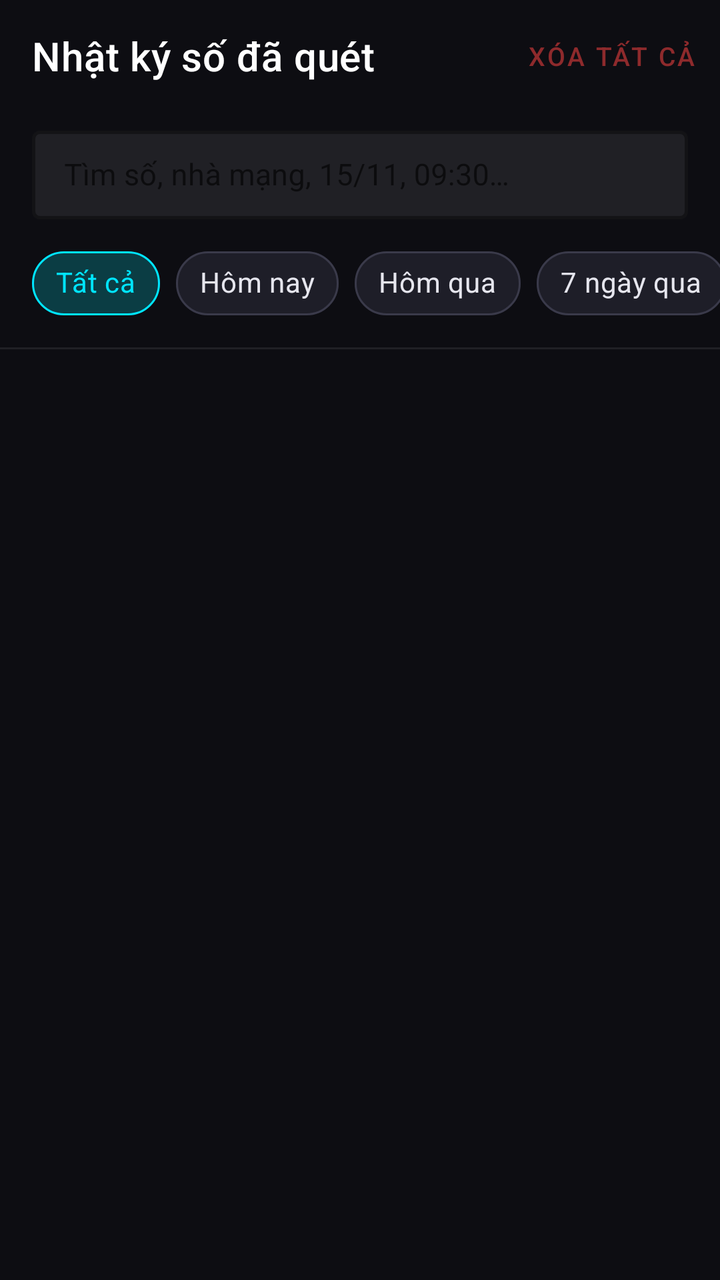
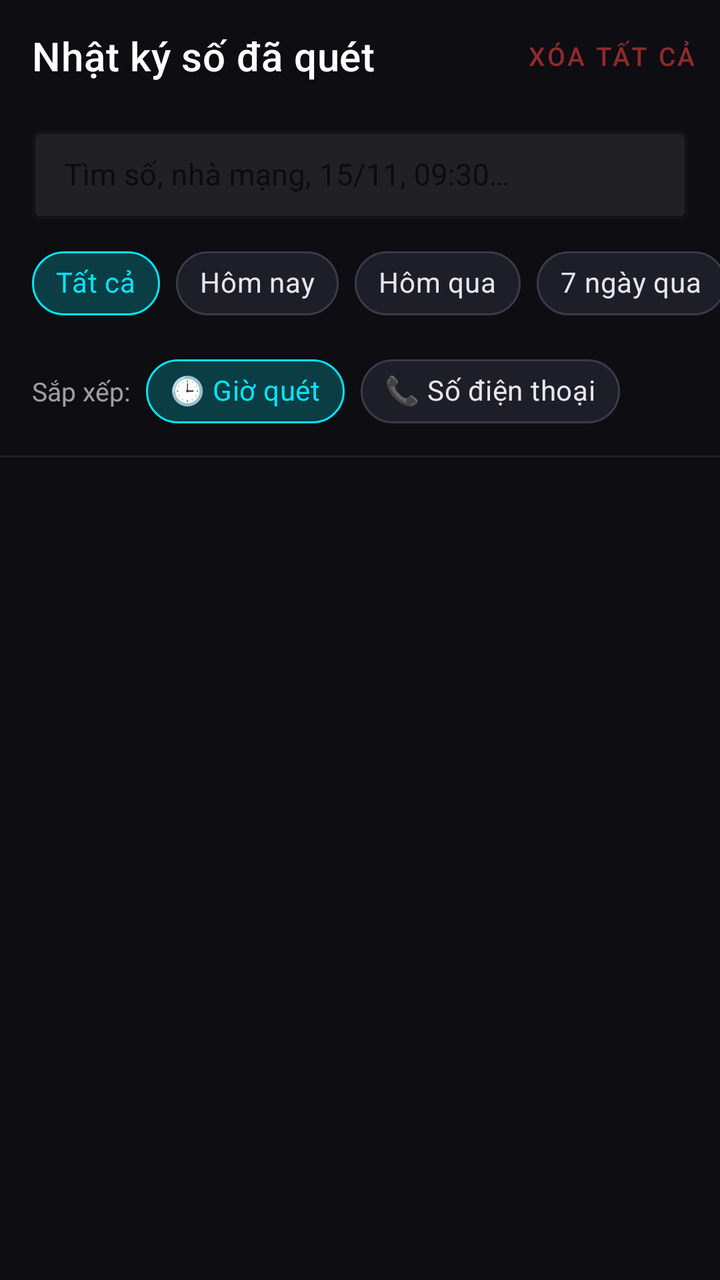

Screens rendered from an Android XML layout before and after an edit, with the pre-edit source and the edit as a unified diff.
<!-- AndroidManifest.xml: application theme Theme.PhoneScanner -->
<!-- res/layout/activity_scan_log.xml -->
<?xml version="1.0" encoding="utf-8"?>
<androidx.constraintlayout.widget.ConstraintLayout
    xmlns:android="http://schemas.android.com/apk/res/android"
    xmlns:app="http://schemas.android.com/apk/res-auto"
    android:layout_width="match_parent"
    android:layout_height="match_parent"
    android:background="#FF0D0D12">

    
    <androidx.appcompat.widget.Toolbar
        android:id="@+id/toolbar"
        android:layout_width="0dp"
        android:layout_height="?attr/actionBarSize"
        android:background="#FF0D0D12"
        android:paddingStart="4dp"
        app:title="Nhật ký số đã quét"
        app:titleTextColor="#FFFFFFFF"
        app:layout_constraintTop_toTopOf="parent"
        app:layout_constraintStart_toStartOf="parent"
        app:layout_constraintEnd_toEndOf="parent" />

    
    <com.google.android.material.button.MaterialButton
        android:id="@+id/btnClearAll"
        style="@style/Widget.MaterialComponents.Button.TextButton"
        android:layout_width="wrap_content"
        android:layout_height="wrap_content"
        android:text="Xóa tất cả"
        android:textColor="#88FF4444"
        android:textSize="13sp"
        android:layout_marginEnd="4dp"
        app:layout_constraintTop_toTopOf="@id/toolbar"
        app:layout_constraintBottom_toBottomOf="@id/toolbar"
        app:layout_constraintEnd_toEndOf="parent" />

    
    <com.google.android.material.textfield.TextInputLayout
        android:id="@+id/searchLayout"
        style="@style/Widget.MaterialComponents.TextInputLayout.OutlinedBox"
        android:layout_width="0dp"
        android:layout_height="wrap_content"
        android:layout_marginStart="16dp"
        android:layout_marginEnd="16dp"
        android:layout_marginTop="4dp"
        app:boxStrokeColor="#00E5FF"
        app:boxStrokeWidth="1.5dp"
        app:boxBackgroundColor="#14FFFFFF"
        app:hintTextColor="#8800E5FF"
        app:endIconMode="clear_text"
        app:endIconTint="#5500E5FF"
        app:layout_constraintTop_toBottomOf="@id/toolbar"
        app:layout_constraintStart_toStartOf="parent"
        app:layout_constraintEnd_toEndOf="parent">

        <com.google.android.material.textfield.TextInputEditText
            android:id="@+id/etSearch"
            android:layout_width="match_parent"
            android:layout_height="wrap_content"
            android:hint="Tìm số, nhà mạng, 15/11, 09:30…"
            android:textColor="#FFFFFFFF"
            android:textSize="15sp"
            android:inputType="text"
            android:imeOptions="actionSearch"
            android:maxLines="1"
            android:paddingTop="12dp"
            android:paddingBottom="12dp" />
    </com.google.android.material.textfield.TextInputLayout>

    
    <HorizontalScrollView
        android:id="@+id/chipScroll"
        android:layout_width="0dp"
        android:layout_height="wrap_content"
        android:layout_marginTop="8dp"
        android:paddingStart="16dp"
        android:paddingEnd="16dp"
        android:clipToPadding="false"
        android:scrollbars="none"
        android:overScrollMode="never"
        app:layout_constraintTop_toBottomOf="@id/searchLayout"
        app:layout_constraintStart_toStartOf="parent"
        app:layout_constraintEnd_toEndOf="parent">

        <com.google.android.material.chip.ChipGroup
            android:id="@+id/chipGroup"
            android:layout_width="wrap_content"
            android:layout_height="wrap_content"
            app:singleLine="true"
            app:singleSelection="true"
            app:selectionRequired="true"
            app:chipSpacingHorizontal="8dp">

            <com.google.android.material.chip.Chip
                android:id="@+id/chipAll"
                style="@style/ScanChip"
                android:layout_width="wrap_content"
                android:layout_height="wrap_content"
                android:checked="true"
                android:text="Tất cả" />

            <com.google.android.material.chip.Chip
                android:id="@+id/chipToday"
                style="@style/ScanChip"
                android:layout_width="wrap_content"
                android:layout_height="wrap_content"
                android:text="Hôm nay" />

            <com.google.android.material.chip.Chip
                android:id="@+id/chipYesterday"
                style="@style/ScanChip"
                android:layout_width="wrap_content"
                android:layout_height="wrap_content"
                android:text="Hôm qua" />

            <com.google.android.material.chip.Chip
                android:id="@+id/chipLast7"
                style="@style/ScanChip"
                android:layout_width="wrap_content"
                android:layout_height="wrap_content"
                android:text="7 ngày qua" />

            <com.google.android.material.chip.Chip
                android:id="@+id/chipLast30"
                style="@style/ScanChip"
                android:layout_width="wrap_content"
                android:layout_height="wrap_content"
                android:text="30 ngày qua" />

            <com.google.android.material.chip.Chip
                android:id="@+id/chipThisMonth"
                style="@style/ScanChip"
                android:layout_width="wrap_content"
                android:layout_height="wrap_content"
                android:text="Tháng này" />

            <com.google.android.material.chip.Chip
                android:id="@+id/chipCustom"
                style="@style/ScanChip"
                android:layout_width="wrap_content"
                android:layout_height="wrap_content"
                android:text="📅 Chọn ngày…" />
        </com.google.android.material.chip.ChipGroup>
    </HorizontalScrollView>

    
    <TextView
        android:id="@+id/tvSummary"
        android:layout_width="0dp"
        android:layout_height="wrap_content"
        android:layout_marginStart="16dp"
        android:layout_marginEnd="16dp"
        android:layout_marginTop="10dp"
        android:textColor="#66FFFFFF"
        android:textSize="12sp"
        android:visibility="gone"
        app:layout_constraintTop_toBottomOf="@id/chipScroll"
        app:layout_constraintStart_toStartOf="parent"
        app:layout_constraintEnd_toEndOf="parent" />

    <View
        android:id="@+id/divider"
        android:layout_width="0dp"
        android:layout_height="1dp"
        android:layout_marginTop="8dp"
        android:background="#14FFFFFF"
        app:layout_constraintTop_toBottomOf="@id/tvSummary"
        app:layout_constraintStart_toStartOf="parent"
        app:layout_constraintEnd_toEndOf="parent" />

    
    <LinearLayout
        android:id="@+id/layoutEmpty"
        android:layout_width="wrap_content"
        android:layout_height="wrap_content"
        android:orientation="vertical"
        android:gravity="center"
        android:visibility="gone"
        app:layout_constraintTop_toBottomOf="@id/divider"
        app:layout_constraintBottom_toBottomOf="parent"
        app:layout_constraintStart_toStartOf="parent"
        app:layout_constraintEnd_toEndOf="parent">

        <TextView
            android:id="@+id/tvEmptyIcon"
            android:layout_width="wrap_content"
            android:layout_height="wrap_content"
            android:text="📖"
            android:textSize="48sp" />

        <TextView
            android:id="@+id/tvEmptyText"
            android:layout_width="wrap_content"
            android:layout_height="wrap_content"
            android:layout_marginTop="12dp"
            android:text="Chưa có số nào được quét"
            android:textColor="#55FFFFFF"
            android:textSize="15sp" />
    </LinearLayout>

    
    <androidx.recyclerview.widget.RecyclerView
        android:id="@+id/recyclerScanLog"
        android:layout_width="0dp"
        android:layout_height="0dp"
        android:clipToPadding="false"
        android:paddingBottom="16dp"
        app:layout_constraintTop_toBottomOf="@id/divider"
        app:layout_constraintBottom_toBottomOf="parent"
        app:layout_constraintStart_toStartOf="parent"
        app:layout_constraintEnd_toEndOf="parent" />

</androidx.constraintlayout.widget.ConstraintLayout>
<!-- resources referenced by this layout -->
<resources>
  <style name="ScanChip" parent="Widget.MaterialComponents.Chip.Choice">
          <item name="chipBackgroundColor">@color/chip_bg_selector</item>
          <item name="android:textColor">@color/chip_text_selector</item>
          <item name="checkedIconVisible">false</item>
          <item name="chipSurfaceColor">@android:color/transparent</item>
          <item name="chipStrokeColor">@color/chip_stroke_selector</item>
          <item name="chipStrokeWidth">1dp</item>
      </style>
  <style name="Theme.PhoneScanner" parent="Theme.MaterialComponents.DayNight.NoActionBar">
          <item name="colorPrimary">@color/accent_green</item>
          <item name="android:statusBarColor">@color/black</item>
          <item name="android:windowLightStatusBar" tools:targetApi="m">false</item>
      </style>
  <color name="accent_green">#FF2E7D32</color>
  <color name="black">#FF000000</color>
</resources>

<!-- the commit's change to res/layout/activity_scan_log.xml (unified diff, before → after) -->
@@ -143,6 +143,52 @@
     </HorizontalScrollView>
 
     
+    <LinearLayout
+        android:id="@+id/sortRow"
+        android:layout_width="0dp"
+        android:layout_height="wrap_content"
+        android:layout_marginStart="16dp"
+        android:layout_marginEnd="16dp"
+        android:layout_marginTop="6dp"
+        android:orientation="horizontal"
+        android:gravity="center_vertical"
+        app:layout_constraintTop_toBottomOf="@id/chipScroll"
+        app:layout_constraintStart_toStartOf="parent"
+        app:layout_constraintEnd_toEndOf="parent">
+
+        <TextView
+            android:layout_width="wrap_content"
+            android:layout_height="wrap_content"
+            android:text="Sắp xếp:"
+            android:textColor="#99FFFFFF"
+            android:textSize="13sp" />
+
+        <com.google.android.material.chip.ChipGroup
+            android:id="@+id/sortGroup"
+            android:layout_width="wrap_content"
+            android:layout_height="wrap_content"
+            android:layout_marginStart="8dp"
+            app:singleSelection="true"
+            app:selectionRequired="true">
+
+            <com.google.android.material.chip.Chip
+                android:id="@+id/chipSortTime"
+                style="@style/ScanChip"
+                android:layout_width="wrap_content"
+                android:layout_height="wrap_content"
+                android:checked="true"
+                android:text="🕒 Giờ quét" />
+
+            <com.google.android.material.chip.Chip
+                android:id="@+id/chipSortPhone"
+                style="@style/ScanChip"
+                android:layout_width="wrap_content"
+                android:layout_height="wrap_content"
+                android:text="📞 Số điện thoại" />
+        </com.google.android.material.chip.ChipGroup>
+    </LinearLayout>
+
+    
     <TextView
         android:id="@+id/tvSummary"
         android:layout_width="0dp"
@@ -153,7 +199,7 @@
         android:textColor="#66FFFFFF"
         android:textSize="12sp"
         android:visibility="gone"
-        app:layout_constraintTop_toBottomOf="@id/chipScroll"
+        app:layout_constraintTop_toBottomOf="@id/sortRow"
         app:layout_constraintStart_toStartOf="parent"
         app:layout_constraintEnd_toEndOf="parent" />
 
